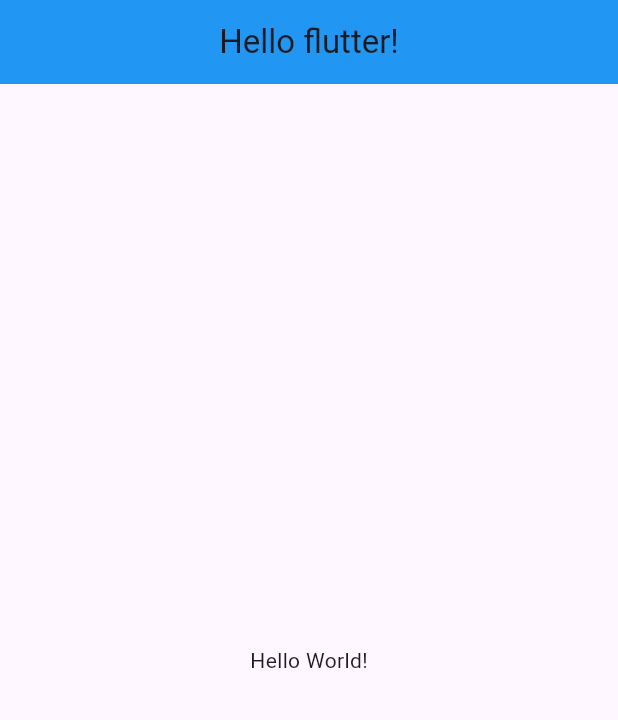
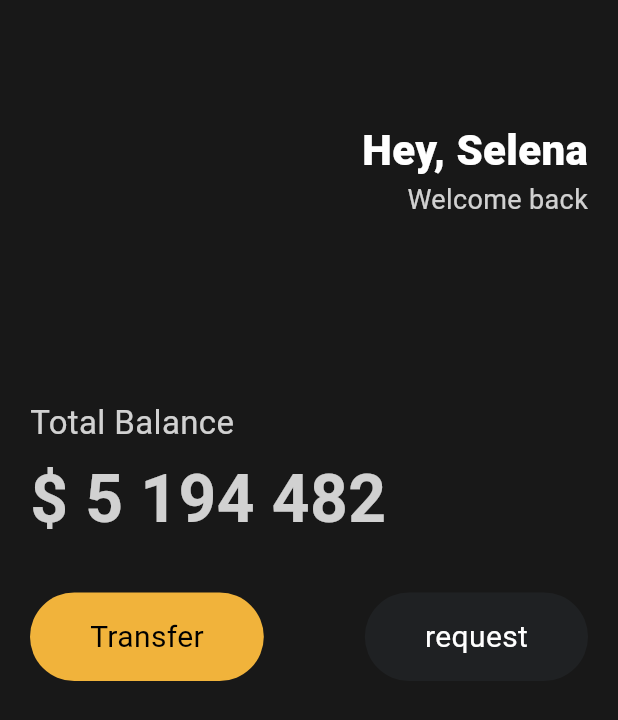
Before and after one commit to Jeong-Je/study-flutter, a Flutter app: the screen it shows after launch, on a phone screen of 412 x 824 dp. Shown: the top 720 px of the screen. Run offline on Flutter 3.47's test engine with Material 3 defaults, Android fonts, the phone set to English and light mode, and no system bars.

Commit message:
01.29 Reusable Widgets

```diff
--- a/lib/main.dart
+++ b/lib/main.dart
@@ -1,23 +1,91 @@
 import 'package:flutter/material.dart';
+import 'package:toonflix/widgets/Button.dart';
 
 void main() {
-  runApp(App());
+  runApp(const App());
 }
 
 class App extends StatelessWidget {
+  const App({super.key});
+
   @override
   Widget build(BuildContext context) {
     return MaterialApp(
       home: Scaffold(
-        appBar: AppBar(
-          backgroundColor: Colors.blue,
-          centerTitle: true,
-          title: Text('Hello flutter!'),
-        ),
-        body: Center(
-          child: Text('Hello World!'),
-          )
-      ),
+          backgroundColor: const Color(0xFF181818),
+          body: Padding(
+            padding: const EdgeInsets.symmetric(horizontal: 20),
+            child: Column(
+              crossAxisAlignment: CrossAxisAlignment.start,
+              children: [
+                const SizedBox(
+                  height: 80,
+                ),
+                Row(
+                  mainAxisAlignment: MainAxisAlignment.end,
+                  children: [
+                    Column(
+                      crossAxisAlignment: CrossAxisAlignment.end,
+                      children: [
+                        const Text(
+                          'Hey, Selena',
+                          style: TextStyle(
+                            color: Colors.white,
+                            fontSize: 28,
+                            fontWeight: FontWeight.w800,
+                          ),
+                        ),
+                        Text(
+                          'Welcome back',
+                          style: TextStyle(
+                            color: Colors.white.withOpacity(0.8),
+                            fontSize: 18,
+                          ),
+                        ),
+                      ],
+                    )
+                  ],
+                ),
+                const SizedBox(
+                  height: 120,
+                ),
+                Text(
+                  'Total Balance',
+                  style: TextStyle(
+                    fontSize: 22,
+                    color: Colors.white.withOpacity(0.8),
+                  ),
+                ),
+                const SizedBox(
+                  height: 5,
+                ),
+                Text(
+                  '\$ 5 194 482',
+                  style: TextStyle(
+                    fontSize: 44,
+                    fontWeight: FontWeight.w600,
+                    color: Colors.white.withOpacity(0.8),
+                  ),
+                ),
+                const SizedBox(
+                  height: 30,
+                ),
+                const Row(
+                  mainAxisAlignment: MainAxisAlignment.spaceBetween,
+                  children: [
+                    Button(
+                        text: 'Transfer',
+                        bgColor: Color(0xFFF1B33B),
+                        textColor: Colors.black),
+                    Button(
+                        text: 'request',
+                        bgColor: Color(0xFF1F2123),
+                        textColor: Colors.white),
+                  ],
+                )
+              ],
+            ),
+          )),
     );
   }
 }
--- /dev/null
+++ b/lib/widgets/button.dart
@@ -0,0 +1,36 @@
+import 'package:flutter/material.dart';
+
+class Button extends StatelessWidget {
+  final String text;
+  final Color bgColor;
+  final Color textColor;
+
+  const Button(
+      {super.key,
+      required this.text,
+      required this.bgColor,
+      required this.textColor});
+
+  @override
+  Widget build(BuildContext context) {
+    return Container(
+      decoration: BoxDecoration(
+        color: bgColor,
+        borderRadius: BorderRadius.circular(45),
+      ),
+      child: Padding(
+        padding: const EdgeInsets.symmetric(
+          vertical: 15,
+          horizontal: 40,
+        ),
+        child: Text(
+          text,
+          style: TextStyle(
+            color: textColor,
+            fontSize: 20,
+          ),
+        ),
+      ),
+    );
+  }
+}
```
